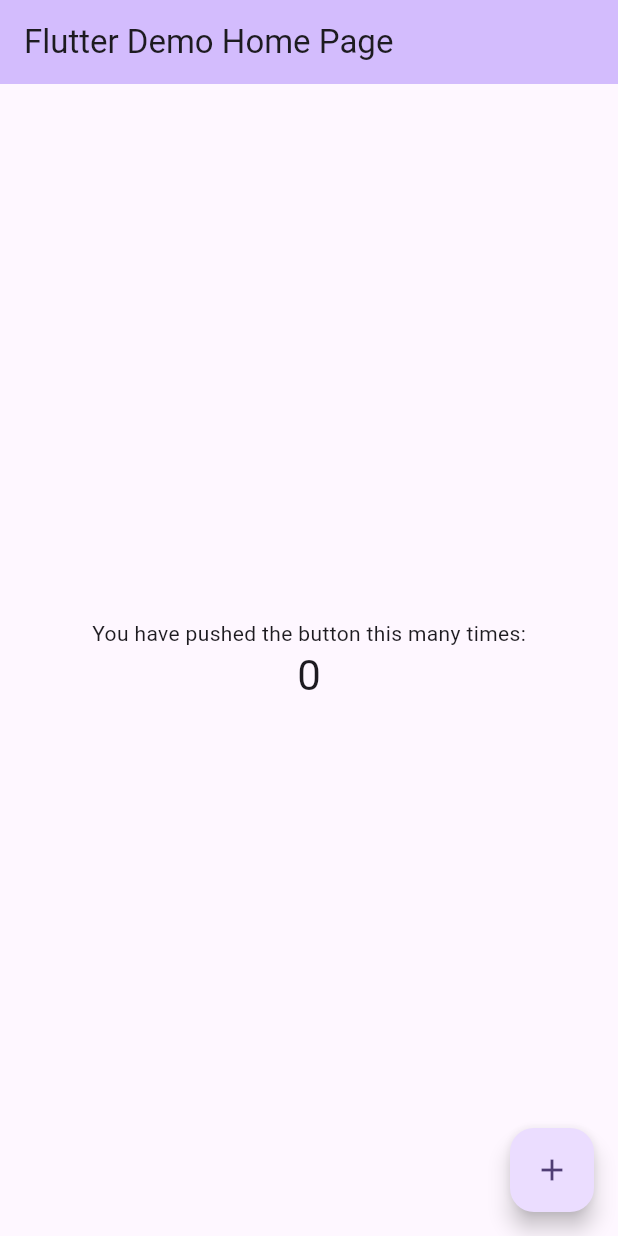
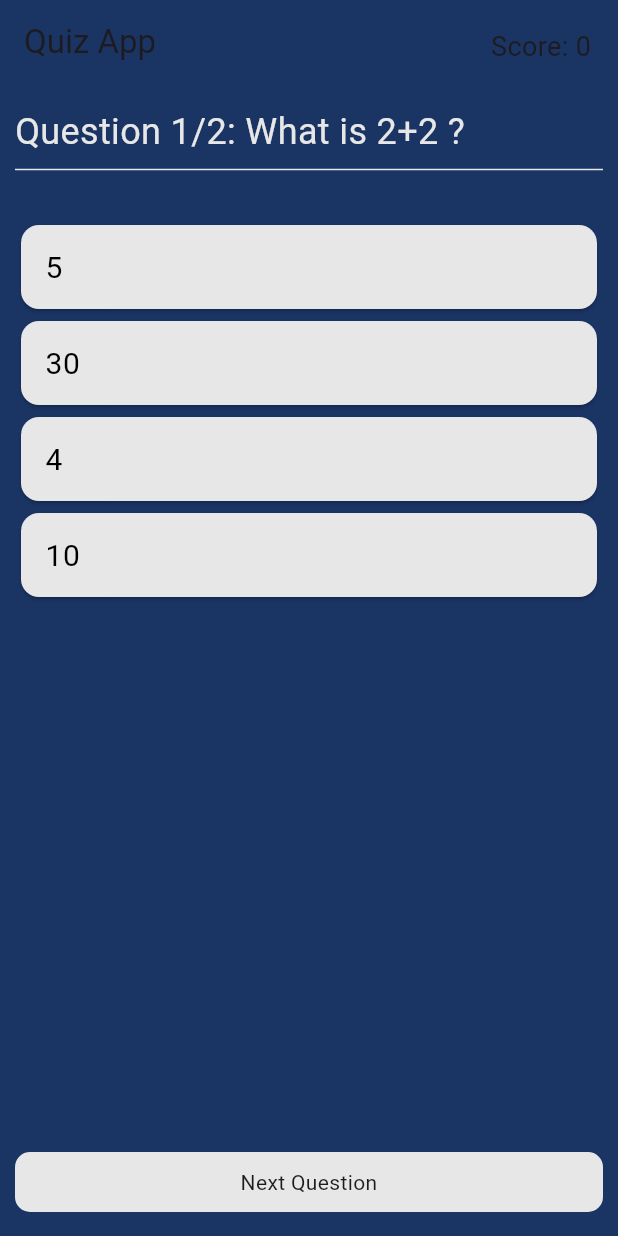
Before and after one commit to WhyC03/quiz_app, a Flutter app: the screen it shows after launch, on a phone screen of 412 x 824 dp. Run offline on Flutter 3.47's test engine with Material 3 defaults, Android fonts, the phone set to English and light mode, and no system bars.

Commit message:
Project Partially Completed

```diff
--- /dev/null
+++ b/lib/constants.dart
@@ -0,0 +1,9 @@
+import 'package:flutter/material.dart';
+
+const Color correct = Color(0xFF32AB58);
+
+const Color incorrect = Color(0xFFAB3232);
+
+const Color neutral = Color(0xFFE7E7E7);
+
+const Color background = Color(0xFF1A3464);
--- a/lib/main.dart
+++ b/lib/main.dart
@@ -1,125 +1,20 @@
 import 'package:flutter/material.dart';
+import 'package:quiz_app/screens/home_screen.dart';
 
 void main() {
-  runApp(const MyApp());
+  runApp(
+    const MyApp(),
+  );
 }
 
 class MyApp extends StatelessWidget {
   const MyApp({super.key});
 
-  // This widget is the root of your application.
   @override
   Widget build(BuildContext context) {
-    return MaterialApp(
-      title: 'Flutter Demo',
-      theme: ThemeData(
-        // This is the theme of your application.
-        //
-        // TRY THIS: Try running your application with "flutter run". You'll see
-        // the application has a blue toolbar. Then, without quitting the app,
-        // try changing the seedColor in the colorScheme below to Colors.green
-        // and then invoke "hot reload" (save your changes or press the "hot
-        // reload" button in a Flutter-supported IDE, or press "r" if you used
-        // the command line to start the app).
-        //
-        // Notice that the counter didn't reset back to zero; the application
-        // state is not lost during the reload. To reset the state, use hot
-        // restart instead.
-        //
-        // This works for code too, not just values: Most code changes can be
-        // tested with just a hot reload.
-        colorScheme: ColorScheme.fromSeed(seedColor: Colors.deepPurple),
-        useMaterial3: true,
-      ),
-      home: const MyHomePage(title: 'Flutter Demo Home Page'),
+    return const MaterialApp(
+      debugShowCheckedModeBanner: false,
+      home: HomeScreen(),
     );
   }
 }
-
-class MyHomePage extends StatefulWidget {
-  const MyHomePage({super.key, required this.title});
-
-  // This widget is the home page of your application. It is stateful, meaning
-  // that it has a State object (defined below) that contains fields that affect
-  // how it looks.
-
-  // This class is the configuration for the state. It holds the values (in this
-  // case the title) provided by the parent (in this case the App widget) and
-  // used by the build method of the State. Fields in a Widget subclass are
-  // always marked "final".
-
-  final String title;
-
-  @override
-  State<MyHomePage> createState() => _MyHomePageState();
-}
-
-class _MyHomePageState extends State<MyHomePage> {
-  int _counter = 0;
-
-  void _incrementCounter() {
-    setState(() {
-      // This call to setState tells the Flutter framework that something has
-      // changed in this State, which causes it to rerun the build method below
-      // so that the display can reflect the updated values. If we changed
-      // _counter without calling setState(), then the build method would not be
-      // called again, and so nothing would appear to happen.
-      _counter++;
-    });
-  }
-
-  @override
-  Widget build(BuildContext context) {
-    // This method is rerun every time setState is called, for instance as done
-    // by the _incrementCounter method above.
-    //
-    // The Flutter framework has been optimized to make rerunning build methods
-    // fast, so that you can just rebuild anything that needs updating rather
-    // than having to individually change instances of widgets.
-    return Scaffold(
-      appBar: AppBar(
-        // TRY THIS: Try changing the color here to a specific color (to
-        // Colors.amber, perhaps?) and trigger a hot reload to see the AppBar
-        // change color while the other colors stay the same.
-        backgroundColor: Theme.of(context).colorScheme.inversePrimary,
-        // Here we take the value from the MyHomePage object that was created by
-        // the App.build method, and use it to set our appbar title.
-        title: Text(widget.title),
-      ),
-      body: Center(
-        // Center is a layout widget. It takes a single child and positions it
-        // in the middle of the parent.
-        child: Column(
-          // Column is also a layout widget. It takes a list of children and
-          // arranges them vertically. By default, it sizes itself to fit its
-          // children horizontally, and tries to be as tall as its parent.
-          //
-          // Column has various properties to control how it sizes itself and
-          // how it positions its children. Here we use mainAxisAlignment to
-          // center the children vertically; the main axis here is the vertical
-          // axis because Columns are vertical (the cross axis would be
-          // horizontal).
-          //
-          // TRY THIS: Invoke "debug painting" (choose the "Toggle Debug Paint"
-          // action in the IDE, or press "p" in the console), to see the
-          // wireframe for each widget.
-          mainAxisAlignment: MainAxisAlignment.center,
-          children: <Widget>[
-            const Text(
-              'You have pushed the button this many times:',
-            ),
-            Text(
-              '$_counter',
-              style: Theme.of(context).textTheme.headlineMedium,
-            ),
-          ],
-        ),
-      ),
-      floatingActionButton: FloatingActionButton(
-        onPressed: _incrementCounter,
-        tooltip: 'Increment',
-        child: const Icon(Icons.add),
-      ), // This trailing comma makes auto-formatting nicer for build methods.
-    );
-  }
-}
--- /dev/null
+++ b/lib/models/db_connect.dart
@@ -0,0 +1,23 @@
+import 'package:http/http.dart' as http;
+import 'package:quiz_app/models/question_model.dart';
+import 'dart:convert';
+
+class DBconnect {
+  final url = Uri.parse(
+      'https://simplequizapp-bcbed-default-rtdb.firebaseio.com/');
+  Future<void> addQuestion(Question question) async {
+    http.post(url, body: json.encode({
+      'title': question.title,
+      'options': question.options,
+    }));
+
+
+  }
+
+  Future<void> fetxhQuestions() async {
+    http.get(url).then((response) {
+      var data = json.decode(response.body);
+      print(data);
+    });
+  }
+}
--- /dev/null
+++ b/lib/models/question_model.dart
@@ -0,0 +1,18 @@
+class Question{
+  final String id;
+  final String title;
+  final Map<String, bool> options;
+
+  Question({
+    required this.id,
+    required this.options,
+    required this.title,
+  });
+
+  @override
+  String toString() {
+    return 'Question(id: $id, options: $options, title: $title)';
+  }
+
+
+}
--- /dev/null
+++ b/lib/screens/home_screen.dart
@@ -0,0 +1,148 @@
+import 'package:flutter/material.dart';
+import 'package:quiz_app/constants.dart';
+import 'package:quiz_app/models/question_model.dart';
+import 'package:quiz_app/widgets/next_button.dart';
+import 'package:quiz_app/widgets/option_card.dart';
+import '../widgets/question_widget.dart';
+import '../widgets/result_box.dart';
+
+class HomeScreen extends StatefulWidget {
+  const HomeScreen({super.key});
+
+  @override
+  State<HomeScreen> createState() => _HomeScreenState();
+}
+
+class _HomeScreenState extends State<HomeScreen> {
+  List<Question> questions = [
+    Question(
+      id: '10',
+      title: 'What is 2+2 ?',
+      options: {'5': false, '30': false, '4': true, '10': false},
+    ),
+    Question(
+      id: '11',
+      title: 'What is 10+20 ?',
+      options: {'50': false, '30': true, '40': false, '10': false},
+    ),
+  ];
+
+  int index = 0;
+  int score = 0;
+
+  bool isPressed = false;
+  bool isAlreadySelected = false;
+
+  void nextQuestion() {
+    if (index == questions.length - 1) {
+      showDialog(
+          context: context,
+          barrierDismissible: false,
+          builder: (ctx) => ResultBox(
+                result: score,
+                questionLength: questions.length,
+                onPressed: startOver,
+              ));
+    } else {
+      if (isPressed) {
+        setState(() {
+          index++;
+          isPressed = false;
+          isAlreadySelected = false;
+        });
+      } else {
+        ScaffoldMessenger.of(context).showSnackBar(
+          const SnackBar(
+            content: Text('Please select any option'),
+            behavior: SnackBarBehavior.floating,
+            margin: EdgeInsets.symmetric(vertical: 20.0),
+          ),
+        );
+      }
+    }
+  }
+
+  void checkAnswerAndUpdate(bool value) {
+    if (isAlreadySelected) {
+      return;
+    } else {
+      if (value == true) {
+        score++;
+      }
+      setState(() {
+          isPressed = true;
+          isAlreadySelected = true;
+        });
+    }
+  }
+
+  void startOver(){
+    setState(() {
+      index = 0;
+      score = 0;
+      isPressed = false;
+      isAlreadySelected = false;
+    });
+    Navigator.pop(context);
+  }
+
+  @override
+  Widget build(BuildContext context) {
+    return Scaffold(
+      backgroundColor: background,
+      appBar: AppBar(
+        title: const Text('Quiz App'),
+        backgroundColor: background,
+        shadowColor: Colors.transparent,
+        actions: [
+          Padding(
+            padding: const EdgeInsets.all(18.0),
+            child: Text(
+              "Score: $score",
+              style: const TextStyle(
+                fontSize: 18.0,
+              ),
+            ),
+          )
+        ],
+      ),
+      body: Container(
+        padding: const EdgeInsets.symmetric(horizontal: 10),
+        width: double.infinity,
+        child: Column(
+          children: [
+            QuestionWidget(
+              indexAction: index,
+              question: questions[index].title,
+              totalQuestions: questions.length,
+            ),
+            const Divider(
+              color: neutral,
+            ),
+            const SizedBox(height: 25.0),
+            for (int i = 0; i < questions[index].options.length; i++)
+              GestureDetector(
+                onTap: () => checkAnswerAndUpdate(
+                    questions[index].options.values.toList()[i]),
+                child: OptionCard(
+                  option: questions[index].options.keys.toList()[i],
+                  color: isPressed
+                      ? questions[index].options.values.toList()[i] == true
+                          ? correct
+                          : incorrect
+                      : neutral,
+                ),
+              ),
+          ],
+        ),
+      ),
+      floatingActionButton: Padding(
+        padding: const EdgeInsets.symmetric(horizontal: 10),
+        child: NextButton(
+          nextQuestion: nextQuestion,
+        ),
+      ),
+      floatingActionButtonLocation: FloatingActionButtonLocation.centerFloat,
+    );
+  }
+}
--- /dev/null
+++ b/lib/widgets/next_button.dart
@@ -0,0 +1,26 @@
+import 'package:flutter/material.dart';
+import 'package:quiz_app/constants.dart';
+
+class NextButton extends StatelessWidget {
+  const NextButton({super.key, required this.nextQuestion});
+  final VoidCallback nextQuestion;
+
+  @override
+  Widget build(BuildContext context) {
+    return GestureDetector(
+      onTap: nextQuestion,
+      child: Container(
+        width: double.infinity,
+        decoration: BoxDecoration(
+          color: neutral,
+          borderRadius: BorderRadius.circular(10.0),
+        ),
+        padding: const EdgeInsets.symmetric(vertical: 10.0),
+        child: const Text(
+          'Next Question',
+          textAlign: TextAlign.center,
+        ),
+      ),
+    );
+  }
+}
--- /dev/null
+++ b/lib/widgets/option_card.dart
@@ -0,0 +1,22 @@
+import 'package:flutter/material.dart';
+import 'package:quiz_app/constants.dart';
+
+class OptionCard extends StatelessWidget {
+  const OptionCard({super.key, required this.option, required this.color});
+  final String option;
+  final Color color;
+
+  @override
+  Widget build(BuildContext context) {
+    return Card(
+      color: color,
+      child: ListTile(
+        title: Text(
+          option,
+          style: TextStyle(fontSize: 20.0,
+          color: color.red != color.green ? neutral : Colors.black,),
+        ),
+      ),
+    );
+  }
+}
--- /dev/null
+++ b/lib/widgets/question_widget.dart
@@ -0,0 +1,22 @@
+import 'package:flutter/material.dart';
+import 'package:quiz_app/constants.dart';
+
+class QuestionWidget extends StatelessWidget {
+  const QuestionWidget({super.key, required this.question, required this.indexAction, required this.totalQuestions});
+
+  final String question;
+  final int indexAction;
+  final int totalQuestions;
+  @override
+  Widget build(BuildContext context) {
+    return Container(
+      margin: const EdgeInsets.only(top: 15),
+      alignment: Alignment.centerLeft,
+      child: Text('Question ${indexAction + 1}/$totalQuestions: $question',
+      style: const TextStyle(
+        fontSize: 24,
+        color: neutral,
+      ),),
+    );
+  }
+}
--- a/pubspec.yaml
+++ b/pubspec.yaml
@@ -35,6 +35,7 @@ dependencies:
   # The following adds the Cupertino Icons font to your application.
   # Use with the CupertinoIcons class for iOS style icons.
   cupertino_icons: ^1.0.2
+  http: 1.1.0
 
 dev_dependencies:
   flutter_test:
@@ -45,7 +46,7 @@ dev_dependencies:
   # activated in the `analysis_options.yaml` file located at the root of your
   # package. See that file for information about deactivating specific lint
   # rules and activating additional ones.
-  flutter_lints: ^2.0.0
+  flutter_lints: ^3.0.1
 
 # For information on the generic Dart part of this file, see the
 # following page: https://dart.dev/tools/pub/pubspec
```
Also changed, not shown: lib/widgets/result_box.dart (added, +70 -0 lines), pubspec.lock, 2 other files.
